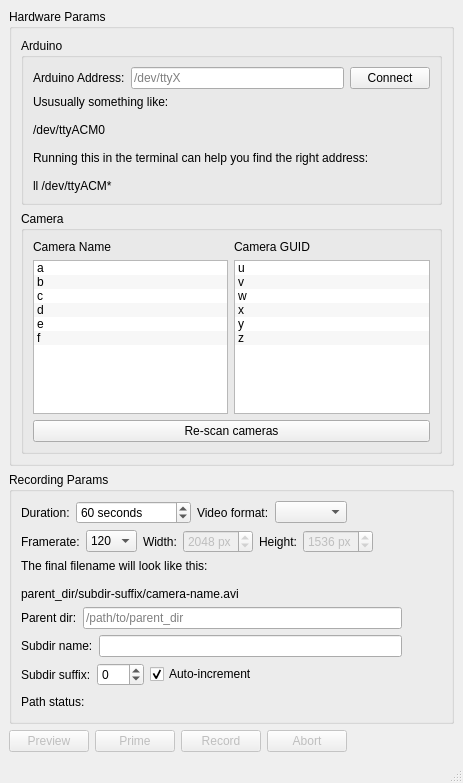
Above: yamcat/mainwindow_pytemplate.ui from ScherrerLab/yam-cat before the change. Below: the same form after it.
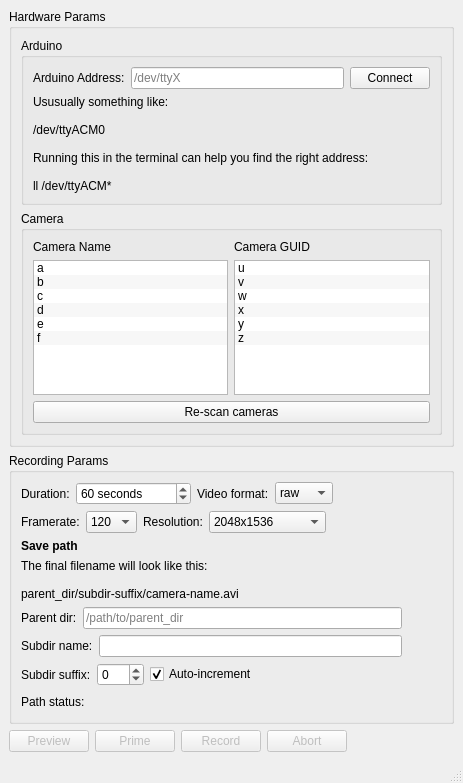
That is the form after the change.

```diff
--- a/yamcat/mainwindow_pytemplate.ui
+++ b/yamcat/mainwindow_pytemplate.ui
@@ -280,7 +280,23 @@
             </widget>
            </item>
            <item>
-            <widget class="QComboBox" name="comboBoxVideoFormat"/>
+            <widget class="QComboBox" name="comboBoxVideoFormat">
+             <item>
+              <property name="text">
+               <string>raw</string>
+              </property>
+             </item>
+             <item>
+              <property name="text">
+               <string>h264</string>
+              </property>
+             </item>
+             <item>
+              <property name="text">
+               <string>h265</string>
+              </property>
+             </item>
+            </widget>
            </item>
            <item>
             <spacer name="horizontalSpacer">
@@ -326,59 +342,28 @@
            <item>
             <widget class="QLabel" name="label_6">
              <property name="text">
-              <string>Width:</string>
+              <string>Resolution:</string>
              </property>
             </widget>
            </item>
            <item>
-            <widget class="QSpinBox" name="spinBoxWidth">
-             <property name="enabled">
-              <bool>false</bool>
+            <widget class="QComboBox" name="comboBoxFramerate_2">
+             <property name="sizePolicy">
+              <sizepolicy hsizetype="Expanding" vsizetype="Fixed">
+               <horstretch>0</horstretch>
+               <verstretch>0</verstretch>
+              </sizepolicy>
              </property>
-             <property name="suffix">
-              <string> px</string>
-             </property>
-             <property name="minimum">
-              <number>128</number>
-             </property>
-             <property name="maximum">
-              <number>3840</number>
-             </property>
-             <property name="singleStep">
-              <number>128</number>
-             </property>
-             <property name="value">
-              <number>2048</number>
-             </property>
-            </widget>
-           </item>
-           <item>
-            <widget class="QLabel" name="label_7">
-             <property name="text">
-              <string>Height:</string>
-             </property>
-            </widget>
-           </item>
-           <item>
-            <widget class="QSpinBox" name="spinBoxHeight">
-             <property name="enabled">
-              <bool>false</bool>
-             </property>
-             <property name="suffix">
-              <string> px</string>
-             </property>
-             <property name="minimum">
-              <number>128</number>
-             </property>
-             <property name="maximum">
-              <number>3840</number>
-             </property>
-             <property name="singleStep">
-              <number>128</number>
-             </property>
-             <property name="value">
-              <number>1536</number>
-             </property>
+             <item>
+              <property name="text">
+               <string>2048x1536</string>
+              </property>
+             </item>
+             <item>
+              <property name="text">
+               <string>1920x1080</string>
+              </property>
+             </item>
             </widget>
            </item>
            <item>
@@ -386,6 +371,9 @@
              <property name="orientation">
               <enum>Qt::Horizontal</enum>
              </property>
+             <property name="sizeType">
+              <enum>QSizePolicy::MinimumExpanding</enum>
+             </property>
              <property name="sizeHint" stdset="0">
               <size>
                <width>40</width>
@@ -396,6 +384,18 @@
            </item>
           </layout>
          </item>
+         <item>
+          <widget class="QLabel" name="label_7">
+           <property name="font">
+            <font>
+             <bold>true</bold>
+            </font>
+           </property>
+           <property name="text">
+            <string>Save path</string>
+           </property>
+          </widget>
+         </item>
          <item>
           <widget class="QLabel" name="label_5">
            <property name="text">
```
Left out of the diff: 14 changed lines with no effect on the pictures.
